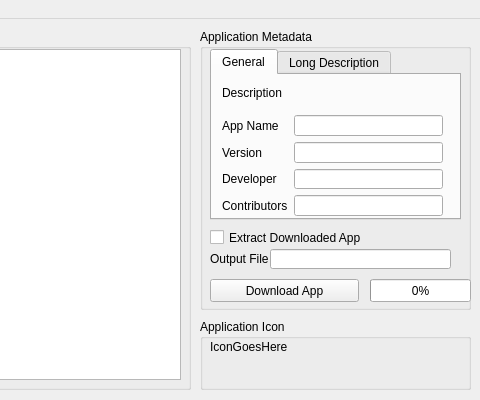
Qt form gui/united.ui (dhtdht020/osc-dl) before a commit; both pictures show x 420 to 900 and y 0 to 400 of the 900 by 400 pixel window.
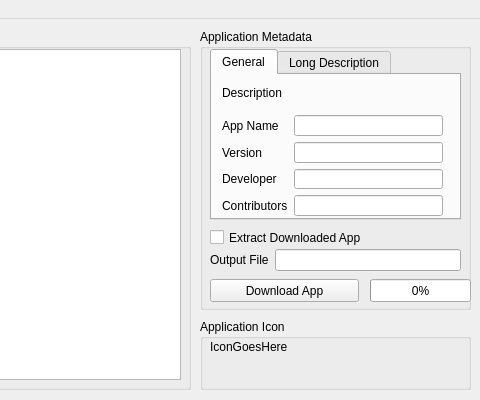
The same form after that commit.

Commit message: output file field now properly located

The edit to the form file:
```diff
--- a/gui/united.ui
+++ b/gui/united.ui
@@ -73,29 +73,6 @@
     <property name="title">
      <string>Application Metadata</string>
     </property>
-    <widget class="QLabel" name="FileNameLabel">
-     <property name="geometry">
-      <rect>
-       <x>10</x>
-       <y>220</y>
-       <width>91</width>
-       <height>20</height>
-      </rect>
-     </property>
-     <property name="text">
-      <string>Output File</string>
-     </property>
-    </widget>
-    <widget class="QLineEdit" name="FileNameLineEdit">
-     <property name="geometry">
-      <rect>
-       <x>70</x>
-       <y>220</y>
-       <width>181</width>
-       <height>20</height>
-      </rect>
-     </property>
-    </widget>
     <widget class="QCheckBox" name="ExtractAppCheckbox">
      <property name="geometry">
       <rect>
@@ -293,6 +270,28 @@
       <string>Download App</string>
      </property>
     </widget>
+    <widget class="QWidget" name="formLayoutWidget_2">
+     <property name="geometry">
+      <rect>
+       <x>10</x>
+       <y>220</y>
+       <width>251</width>
+       <height>22</height>
+      </rect>
+     </property>
+     <layout class="QFormLayout" name="MetaLayout_2">
+      <item row="0" column="0">
+       <widget class="QLabel" name="FileNameLabel">
+        <property name="text">
+         <string>Output File</string>
+        </property>
+       </widget>
+      </item>
+      <item row="0" column="1">
+       <widget class="QLineEdit" name="FileNameLineEdit"/>
+      </item>
+     </layout>
+    </widget>
    </widget>
    <widget class="QGroupBox" name="ApplicationIconBox">
     <property name="geometry">
```
The commit also changes 1 other file.
